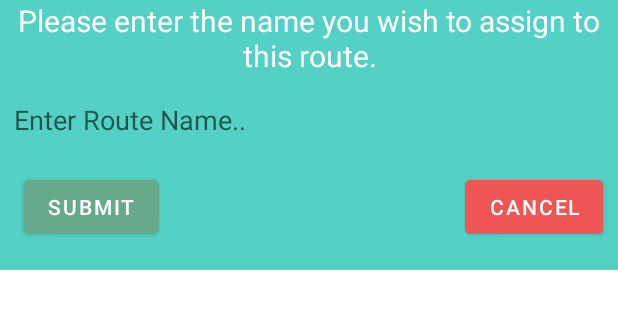
After one commit to ideed/NowDrive, an Android app: the layout save_route_popup.xml on its own in the app's theme, with its tools: preview values and no code run, on a phone screen of 412 x 824 dp. The commit adds this screen. Shown: the top 309 px of the screen. Run offline under Robolectric (Android 15) with nearby library versions, the phone set to English and light mode, and no system bars.

```diff
--- /dev/null
+++ b/app/src/main/res/layout/save_route_popup.xml
@@ -0,0 +1,85 @@
+<?xml version="1.0" encoding="utf-8"?>
+<RelativeLayout
+    xmlns:android="http://schemas.android.com/apk/res/android"
+    xmlns:app="http://schemas.android.com/apk/res-auto"
+    xmlns:tools="http://schemas.android.com/tools"
+    android:layout_width="wrap_content"
+    android:layout_height="wrap_content"
+    android:background="@color/teal_200">
+
+    <androidx.constraintlayout.widget.ConstraintLayout
+        android:layout_width="match_parent"
+        android:layout_height="180dp">
+
+        <TextView
+            android:id="@+id/textview_popup"
+            android:layout_width="wrap_content"
+            android:layout_height="wrap_content"
+            android:layout_centerHorizontal="true"
+            android:layout_centerVertical="true"
+            android:layout_marginStart="5dp"
+            android:layout_marginEnd="5dp"
+            android:gravity="center"
+            android:text="Please enter the name you wish to assign to this route."
+            android:textColor="@color/white"
+            android:textSize="20sp"
+            app:layout_constraintEnd_toEndOf="parent"
+            app:layout_constraintStart_toStartOf="parent"
+            app:layout_constraintTop_toTopOf="parent" />
+
+        <EditText
+            android:id="@+id/route_name_input"
+            android:layout_width="wrap_content"
+            android:layout_height="wrap_content"
+            android:layout_marginStart="5dp"
+            android:layout_marginTop="5dp"
+            android:ems="10"
+            android:hint="Enter Route Name.."
+            android:inputType="textPersonName"
+            android:minHeight="48dp"
+            app:layout_constraintStart_toStartOf="parent"
+            app:layout_constraintTop_toBottomOf="@+id/textview_popup" />
+
+        <Button
+            android:id="@+id/cancel_btn"
+            android:layout_width="wrap_content"
+            android:layout_height="wrap_content"
+            android:layout_marginTop="10dp"
+            android:layout_marginEnd="10dp"
+            android:backgroundTint="#EF5555"
+            android:text="Cancel"
+            android:textColor="#FFFFFF"
+            android:textColorLink="#BC3D3D"
+            app:layout_constraintEnd_toEndOf="parent"
+            app:layout_constraintTop_toBottomOf="@+id/route_name_input"
+            app:rippleColor="#A18E8E" />
+
+        <Button
+            android:id="@+id/submit_btn"
+            android:layout_width="wrap_content"
+            android:layout_height="wrap_content"
+            android:layout_marginStart="16dp"
+            android:layout_marginTop="10dp"
+            android:backgroundTint="#66AA8A"
+            android:text="Submit"
+            android:textColor="@color/white"
+            app:layout_constraintStart_toStartOf="parent"
+            app:layout_constraintTop_toBottomOf="@+id/route_name_input" />
+
+        <ProgressBar
+            android:id="@+id/prog_bar"
+            style="?android:attr/progressBarStyle"
+            android:layout_width="88dp"
+            android:layout_height="86dp"
+            android:indeterminate="true"
+            android:indeterminateTint="@color/white"
+            android:indeterminateTintMode="src_atop"
+            android:visibility="gone"
+            app:layout_constraintBottom_toBottomOf="parent"
+            app:layout_constraintEnd_toEndOf="parent"
+            app:layout_constraintStart_toStartOf="parent"
+            app:layout_constraintTop_toTopOf="parent" />
+    </androidx.constraintlayout.widget.ConstraintLayout>
+
+
+</RelativeLayout>
--- a/app/src/main/res/values/colors.xml
+++ b/app/src/main/res/values/colors.xml
@@ -3,7 +3,7 @@
     <color name="purple_200">#FFBB86FC</color>
     <color name="purple_500">#FF6200EE</color>
     <color name="purple_700">#FF3700B3</color>
-    <color name="teal_200">#FF03DAC5</color>
+    <color name="teal_200">#54D1C5</color>
     <color name="teal_700">#FF018786</color>
     <color name="black">#FF000000</color>
     <color name="white">#FFFFFFFF</color>
```
Also changed, not shown: app/src/main/java/com/example/nowdrive/HomePage.java (+83 -1 lines), app/src/main/java/com/example/nowdrive/Route.java (added, +20 -0 lines).
